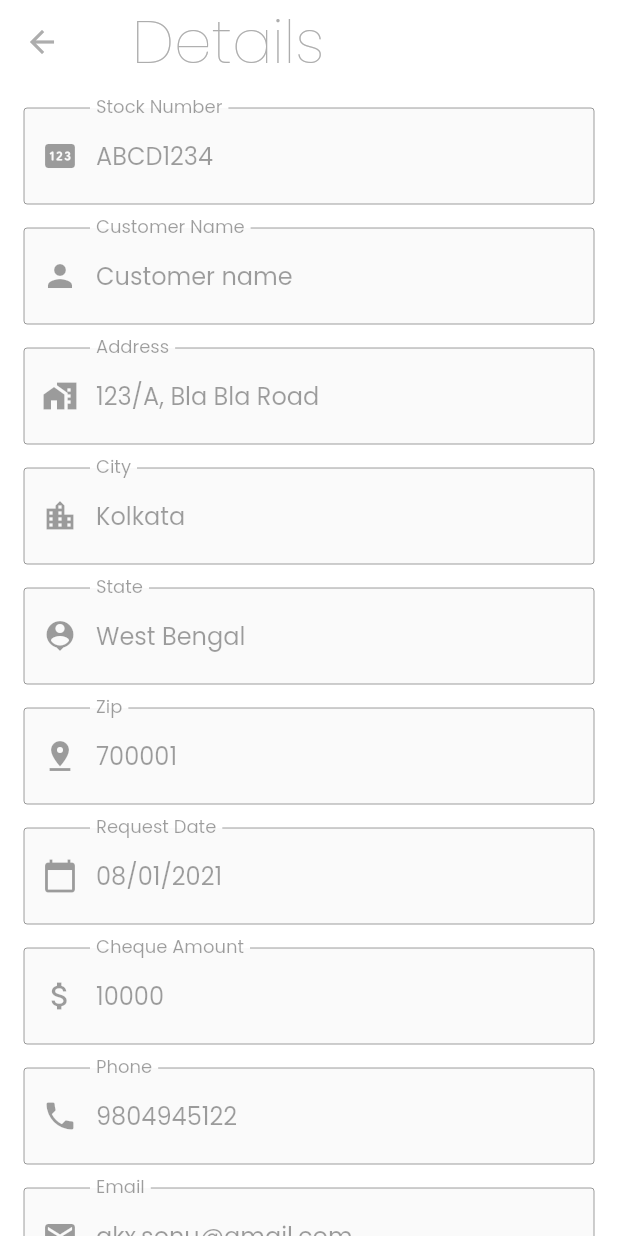
After one commit to IamAKX/fastcheque, a Flutter app: the ChequeDetailsStaffView screen opened directly, on a phone screen of 412 x 824 dp. The commit adds this screen. Run offline on Flutter 3.47's test engine with Material 2 defaults, Android fonts, the phone set to English and light mode, and no system bars; our stand-ins replace dropdown_search, google_fonts.

Commit message:
Cheque detail for staff added

```diff
--- /dev/null
+++ b/lib/screens/staff/cheque_details_staff_view/cheque_details_staff_view.dart
@@ -0,0 +1,237 @@
+import 'package:fastcheque/utils/color.dart';
+import 'package:fastcheque/utils/constants.dart';
+import 'package:fastcheque/widgets/custom_textfield.dart';
+import 'package:fastcheque/widgets/heading.dart';
+import 'package:flutter/material.dart';
+import 'package:intl/intl.dart';
+
+class ChequeDetailsStaffView extends StatefulWidget {
+  static const String CHEQUE_DETAILS_STAFF_VIEW =
+      '/staff/chequeDetailStaffView';
+
+  const ChequeDetailsStaffView({Key? key}) : super(key: key);
+
+  @override
+  _ChequeDetailsStaffViewState createState() => _ChequeDetailsStaffViewState();
+}
+
+class _ChequeDetailsStaffViewState extends State<ChequeDetailsStaffView> {
+  TextEditingController _stockNumberController = TextEditingController();
+  TextEditingController _customerNameController = TextEditingController();
+  TextEditingController _addressController = TextEditingController();
+  TextEditingController _cityController = TextEditingController();
+  TextEditingController _stateController = TextEditingController();
+  TextEditingController _zipController = TextEditingController();
+  TextEditingController _chequeAmountController = TextEditingController();
+  TextEditingController _phoneController = TextEditingController();
+  TextEditingController _emailController = TextEditingController();
+  TextEditingController _requestDateController = TextEditingController();
+
+  bool _agreement = false;
+
+  DateTime selectedDate = DateTime.now();
+
+  Future<void> _selectDate(BuildContext context) async {
+    final DateTime? picked = await showDatePicker(
+        builder: (BuildContext context, Widget? child) {
+          return getDatePickerTheme(child);
+        },
+        context: context,
+        initialDate: selectedDate,
+        firstDate: DateTime(2015, 8),
+        lastDate: DateTime(2101));
+    if (picked != null && picked != selectedDate)
+      setState(() {
+        selectedDate = picked;
+        _requestDateController.text =
+            DateFormat('MM/dd/yyyy ').format(selectedDate);
+      });
+  }
+
+  int imageCount = 2;
+
+  @override
+  void initState() {
+    super.initState();
+    _stockNumberController.text = "ABCD1234";
+    _customerNameController.text = 'Customer name';
+    _addressController.text = '123/A, Bla Bla Road';
+    _cityController.text = 'Kolkata';
+    _stateController.text = 'West Bengal';
+    _zipController.text = '700001';
+    _chequeAmountController.text = '10000';
+    _phoneController.text = '9804945122';
+    _emailController.text = 'akx.sonu@gmail.com';
+    _requestDateController.text = '08/01/2021';
+  }
+
+  @override
+  Widget build(BuildContext context) {
+    return Scaffold(
+      appBar: AppBar(
+        elevation: 0,
+        centerTitle: false,
+        backgroundColor: bgColor,
+        iconTheme: IconThemeData(color: hintColor),
+        title: Heading(title: 'Details'),
+      ),
+      body: SafeArea(
+        child: ListView(
+          padding: EdgeInsets.all(defaultPadding),
+          children: [
+            CustomTextField(
+              textCtrl: _stockNumberController,
+              iconData: Icons.pin_rounded,
+              hint: 'Stock Number',
+              enabled: false,
+            ),
+            CustomTextField(
+              textCtrl: _customerNameController,
+              iconData: Icons.person,
+              hint: 'Customer Name',
+              enabled: false,
+            ),
+            CustomTextField(
+              textCtrl: _addressController,
+              iconData: Icons.maps_home_work,
+              hint: 'Address',
+              enabled: false,
+            ),
+            CustomTextField(
+              textCtrl: _cityController,
+              iconData: Icons.location_city,
+              hint: 'City',
+              enabled: false,
+            ),
+            CustomTextField(
+              textCtrl: _stateController,
+              iconData: Icons.location_history,
+              hint: 'State',
+              enabled: false,
+            ),
+            CustomTextField(
+              textCtrl: _zipController,
+              iconData: Icons.pin_drop,
+              hint: 'Zip',
+              enabled: false,
+            ),
+            // DatePickerTextField(
+            //   textCtrl: _requestDateController,
+            //   iconData: Icons.calendar_today,
+            //   hint: 'Request Date',
+            //   onTapFunction: _selectDate(context),
+            // ),
+            Padding(
+              padding: const EdgeInsets.only(bottom: defaultPadding),
+              child: TextField(
+                enabled: false,
+                onTap: () {
+                  _selectDate(context);
+                },
+                autocorrect: true,
+                controller: _requestDateController,
+                decoration: InputDecoration(
+                  hintText: 'Request Date',
+                  labelText: 'Request Date',
+                  prefixIcon: Icon(Icons.calendar_today),
+                ),
+              ),
+            ),
+            CustomTextField(
+              enabled: false,
+              textCtrl: _chequeAmountController,
+              iconData: Icons.attach_money,
+              hint: 'Cheque Amount',
+            ),
+            CustomTextField(
+              enabled: false,
+              textCtrl: _phoneController,
+              iconData: Icons.phone,
+              hint: 'Phone',
+            ),
+            CustomTextField(
+              enabled: false,
+              textCtrl: _emailController,
+              iconData: Icons.email,
+              hint: 'Email',
+            ),
+            Text('Add Cheque Image'),
+            Container(
+              padding: EdgeInsets.all(defaultPadding),
+              decoration: BoxDecoration(
+                border: Border.all(
+                  color: borderColor,
+                ),
+                borderRadius: BorderRadius.circular(2),
+                color: fillColor,
+              ),
+              child: Wrap(
+                spacing: defaultPadding / 2,
+                runSpacing: defaultPadding,
+                alignment: WrapAlignment.start,
+                runAlignment: WrapAlignment.spaceBetween,
+                children: [
+                  Container(
+                    width: 80,
+                    height: 80,
+                    alignment: Alignment.center,
+                    child: IconButton(
+                      onPressed: () {
+                        if (imageCount < 3)
+                          setState(() {
+                            imageCount++;
+                          });
+                      },
+                      icon: Icon(
+                        Icons.add,
+                        color: primaryColor,
+                        size: 30,
+                      ),
+                    ),
+                    decoration: BoxDecoration(
+                      color: Colors.white,
+                      border: Border.all(
+                        color: primaryColor,
+                      ),
+                    ),
+                  ),
+                  for (var i = 0; i < imageCount; i++) ...{
+                    Stack(
+                      children: [
+                        Container(
+                          width: 80,
+                          height: 80,
+                          alignment: Alignment.center,
+                          decoration: BoxDecoration(
+                            color: primaryColor,
+                          ),
+                        ),
+                        Positioned(
+                          right: 2,
+                          top: 2,
+                          child: InkWell(
+                            onTap: () {
+                              if (imageCount > 0) {
+                                setState(() {
+                                  imageCount--;
+                                });
+                              }
+                            },
+                            child: Icon(
+                              Icons.close,
+                              color: Colors.white,
+                            ),
+                          ),
+                        ),
+                      ],
+                    ),
+                  }
+                ],
+              ),
+            ),
+          ],
+        ),
+      ),
+    );
+  }
+}
--- a/lib/screens/staff/request_history/request_history.dart
+++ b/lib/screens/staff/request_history/request_history.dart
@@ -1,5 +1,6 @@
 import 'dart:math';
 
+import 'package:fastcheque/screens/staff/cheque_details_staff_view/cheque_details_staff_view.dart';
 import 'package:fastcheque/utils/color.dart';
 import 'package:fastcheque/utils/constants.dart';
 import 'package:flutter/material.dart';
@@ -19,6 +20,8 @@ class _RequestHistoryState extends State<RequestHistory> {
       itemBuilder: (context, index) {
         int rand = Random().nextInt(3);
         return ListTile(
+          onTap: () => Navigator.of(context)
+              .pushNamed(ChequeDetailsStaffView.CHEQUE_DETAILS_STAFF_VIEW),
           leading: statusIcon.elementAt(rand),
           title: Column(
             crossAxisAlignment: CrossAxisAlignment.start,
--- a/lib/utils/navigator.dart
+++ b/lib/utils/navigator.dart
@@ -4,6 +4,7 @@ import 'package:fastcheque/screens/common/login/login_screen.dart';
 import 'package:fastcheque/screens/common/register/register_screen.dart';
 import 'package:fastcheque/screens/common/upload_signature/upload_signature.dart';
 import 'package:fastcheque/screens/manager/manager_home_container/manager_home_container.dart';
+import 'package:fastcheque/screens/staff/cheque_details_staff_view/cheque_details_staff_view.dart';
 import 'package:fastcheque/screens/staff/staff_home_container/staff_home_container.dart';
 import 'package:flutter/material.dart';
 
@@ -24,6 +25,8 @@ class NavRoute {
         return MaterialPageRoute(builder: (_) => ChangePassword());
       case ManagerHomeContainer.MANAGER_HOME_CONTAINER_ROUTE:
         return MaterialPageRoute(builder: (_) => ManagerHomeContainer());
+      case ChequeDetailsStaffView.CHEQUE_DETAILS_STAFF_VIEW:
+        return MaterialPageRoute(builder: (_) => ChequeDetailsStaffView());
 
       default:
         return _errorRoute();
--- a/lib/widgets/custom_textfield.dart
+++ b/lib/widgets/custom_textfield.dart
@@ -8,18 +8,21 @@ class CustomTextField extends StatelessWidget {
     required this.iconData,
     required this.hint,
     this.textInputType,
+    this.enabled,
   }) : super(key: key);
 
   final TextEditingController textCtrl;
   final IconData iconData;
   final String hint;
   final TextInputType? textInputType;
+  final bool? enabled;
 
   @override
   Widget build(BuildContext context) {
     return Padding(
       padding: const EdgeInsets.only(bottom: defaultPadding),
       child: TextField(
+        enabled: enabled != null ? enabled : true,
         keyboardType:
             textInputType == null ? TextInputType.text : textInputType,
         autocorrect: true,
```
